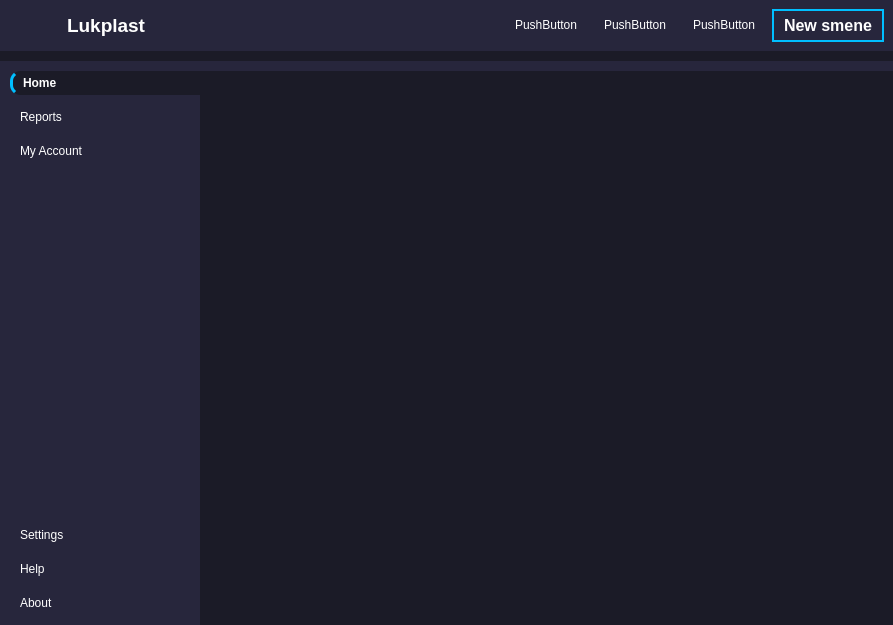
Before: the Qt Designer form interface.ui in KofanovE/GuiLukplast, drawn with Qt 5.
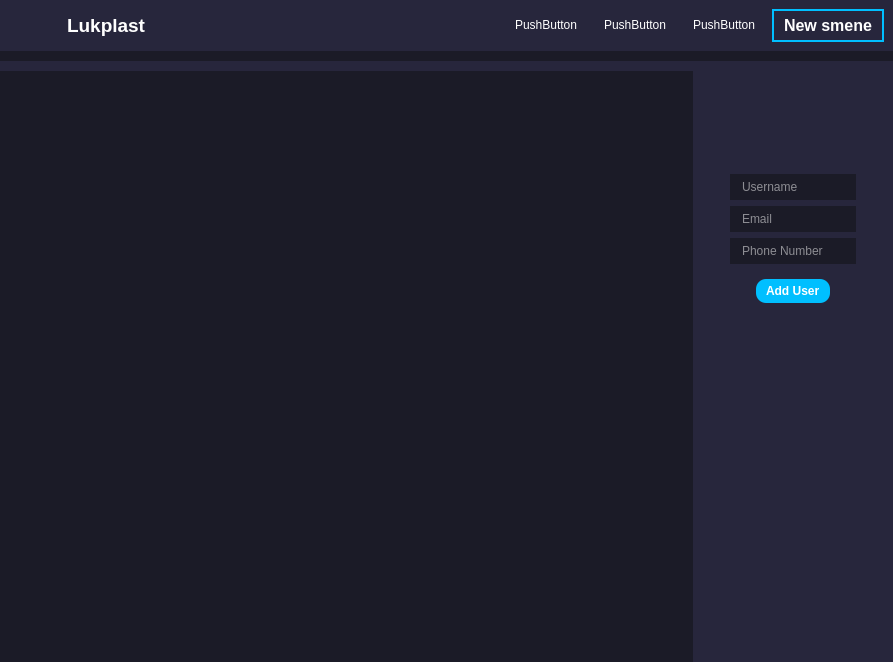
After: the same form once the commit is applied. Icons and pictures are not drawn. Custom widgets are drawn as their Qt base class.

Commit message: dev_0_11_refactor:add right menu

```diff
--- a/interface.ui
+++ b/interface.ui
@@ -7,7 +7,7 @@
     <x>0</x>
     <y>0</y>
     <width>893</width>
-    <height>625</height>
+    <height>662</height>
    </rect>
   </property>
   <property name="windowTitle">
@@ -22,7 +22,7 @@
 	margin: 0;
 	color: #fff;
 }
-#centralwidget, #homeBtn, #mainBodyContent{
+#centralwidget, #homeBtn, #mainBodyContent, QLineEdit{
 	background-color: #1b1b27;
 }
 
@@ -37,6 +37,11 @@
 
 }
 
+#addUserBtn{
+	background-color: #00bfff;
+	border-radius: 10px;
+}
+
 
 QPushButton{
 	text-align: left;
@@ -50,7 +55,9 @@
 	font-weight: bold;
 }
 
-</string>
+QLineEdit{
+	padding: 5px 10px;
+}</string>
   </property>
   <widget class="QWidget" name="centralwidget">
    <layout class="QVBoxLayout" name="verticalLayout">
@@ -219,6 +226,12 @@
         <verstretch>0</verstretch>
        </sizepolicy>
       </property>
+      <property name="minimumSize">
+       <size>
+        <width>893</width>
+        <height>559</height>
+       </size>
+      </property>
       <layout class="QHBoxLayout" name="horizontalLayout_2">
        <property name="spacing">
         <number>0</number>
@@ -239,7 +252,13 @@
         <widget class="QCustomSlideMenu" name="leftMenu" native="true">
          <property name="minimumSize">
           <size>
-           <width>200</width>
+           <width>0</width>
+           <height>0</height>
+          </size>
+         </property>
+         <property name="maximumSize">
+          <size>
+           <width>0</width>
            <height>0</height>
           </size>
          </property>
@@ -261,6 +280,12 @@
           </property>
           <item>
            <widget class="QWidget" name="widget" native="true">
+            <property name="minimumSize">
+             <size>
+              <width>200</width>
+              <height>529</height>
+             </size>
+            </property>
             <layout class="QVBoxLayout" name="verticalLayout_4">
              <property name="spacing">
               <number>0</number>
@@ -442,7 +467,106 @@
         </widget>
        </item>
        <item>
-        <widget class="QWidget" name="rigthMenu" native="true"/>
+        <widget class="QWidget" name="rigthMenu" native="true">
+         <property name="minimumSize">
+          <size>
+           <width>200</width>
+           <height>0</height>
+          </size>
+         </property>
+         <layout class="QVBoxLayout" name="verticalLayout_7">
+          <item alignment="Qt::AlignHCenter|Qt::AlignTop">
+           <widget class="QWidget" name="widget_2" native="true">
+            <layout class="QVBoxLayout" name="verticalLayout_8">
+             <item alignment="Qt::AlignHCenter">
+              <widget class="QLabel" name="label_2">
+               <property name="minimumSize">
+                <size>
+                 <width>70</width>
+                 <height>70</height>
+                </size>
+               </property>
+               <property name="maximumSize">
+                <size>
+                 <width>70</width>
+                 <height>70</height>
+                </size>
+               </property>
+               <property name="text">
+                <string/>
+               </property>
+               <property name="pixmap">
+                <pixmap resource="QSS/QSS_Resources.qrc">:/icons/Icons/edit.png</pixmap>
+               </property>
+               <property name="scaledContents">
+                <bool>true</bool>
+               </property>
+              </widget>
+             </item>
+             <item>
+              <widget class="QFrame" name="frame_5">
+               <property name="frameShape">
+                <enum>QFrame::StyledPanel</enum>
+               </property>
+               <property name="frameShadow">
+                <enum>QFrame::Raised</enum>
+               </property>
+               <layout class="QVBoxLayout" name="verticalLayout_9">
+                <item>
+                 <widget class="QLineEdit" name="lineEdit">
+                  <property name="placeholderText">
+                   <string>Username</string>
+                  </property>
+                 </widget>
+                </item>
+                <item>
+                 <widget class="QLineEdit" name="lineEdit_2">
+                  <property name="placeholderText">
+                   <string>Email</string>
+                  </property>
+                 </widget>
+                </item>
+                <item>
+                 <widget class="QLineEdit" name="lineEdit_3">
+                  <property name="placeholderText">
+                   <string>Phone Number</string>
+                  </property>
+                 </widget>
+                </item>
+               </layout>
+              </widget>
+             </item>
+             <item alignment="Qt::AlignHCenter">
+              <widget class="QPushButton" name="addUserBtn">
+               <property name="font">
+                <font>
+                 <weight>75</weight>
+                 <bold>true</bold>
+                </font>
+               </property>
+               <property name="cursor">
+                <cursorShape>PointingHandCursor</cursorShape>
+               </property>
+               <property name="text">
+                <string>Add User</string>
+               </property>
+               <property name="icon">
+                <iconset resource="QSS/QSS_Resources.qrc">
+                 <normaloff>:/icons/Icons/file-plus.png</normaloff>:/icons/Icons/file-plus.png</iconset>
+               </property>
+               <property name="iconSize">
+                <size>
+                 <width>24</width>
+                 <height>24</height>
+                </size>
+               </property>
+              </widget>
+             </item>
+            </layout>
+           </widget>
+          </item>
+         </layout>
+        </widget>
        </item>
       </layout>
      </widget>
```
Left out of the diff: 12 changed lines with no effect on the pictures. The commit also changes 2 other files.
